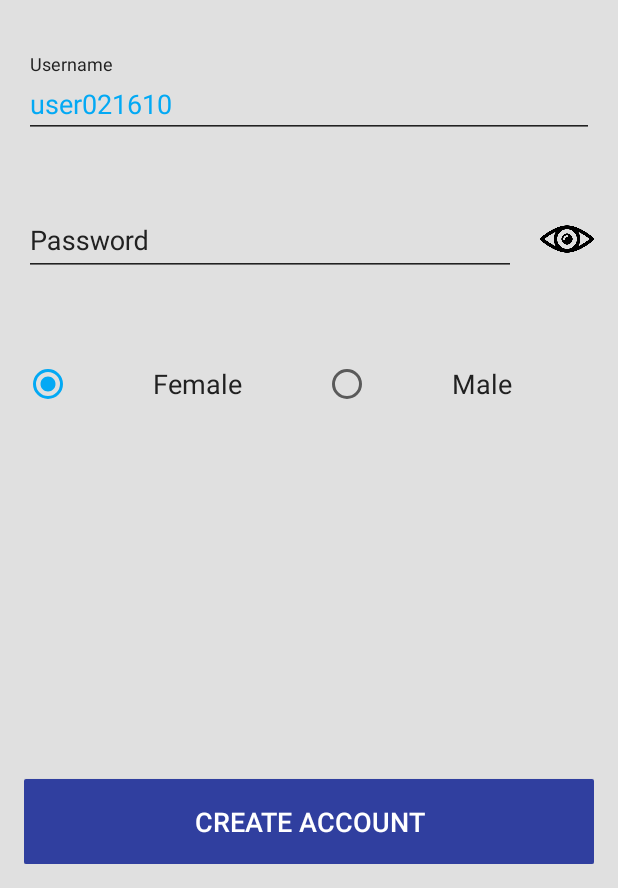
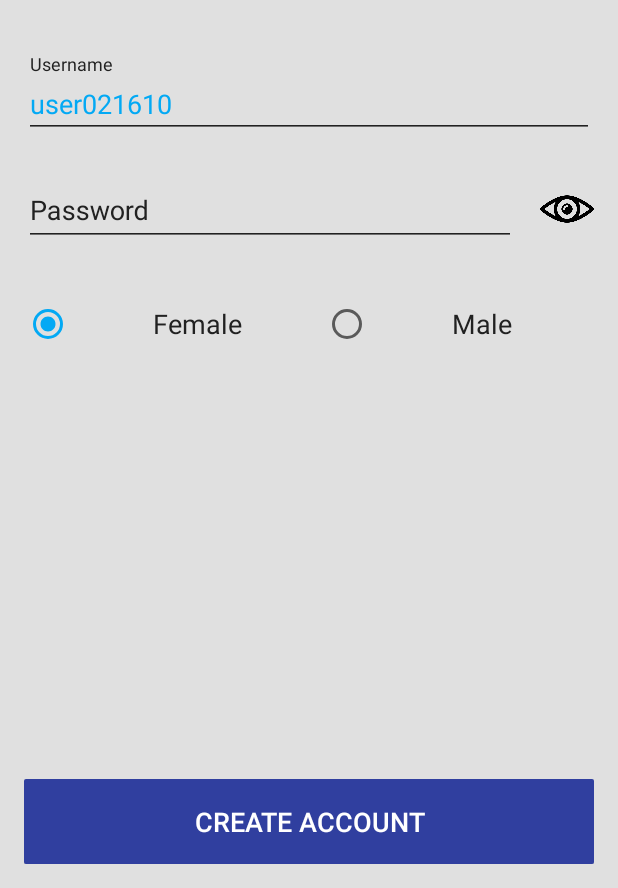
Before and after one commit to FlorentinTh/SpeakerAuthentication, an Android app: the CreateActivity screen opened directly, with no data from a screen before it, on a phone screen of 412 x 824 dp, the part 348-1236 px from its top. Run offline under Robolectric (Android 15) with nearby library versions, the phone set to English and light mode, and no system bars.

Commit message:
Several minor bugs were fixed.

```diff
--- a/app/src/main/java/ca/uqac/florentinth/speakerauthentication/RecordingActivity.java
+++ b/app/src/main/java/ca/uqac/florentinth/speakerauthentication/RecordingActivity.java
@@ -12,7 +12,6 @@ import android.os.Vibrator;
 import android.preference.PreferenceManager;
 import android.speech.tts.TextToSpeech;
 import android.support.design.widget.FloatingActionButton;
-import android.util.Log;
 import android.view.View;
 import android.view.ViewTreeObserver;
 import android.widget.TextView;
@@ -158,8 +157,6 @@ public class RecordingActivity extends Activity implements CalculateVolumeListen
     private void writeLog(String username, int genderID, String dB, String stage) {
         String gender = null;
 
-        Log.i(TAG, String.valueOf(genderID));
-
         if(genderID == 0) {
             gender = "Female";
         } else if(genderID == 1) {
--- a/app/src/main/java/ca/uqac/florentinth/speakerauthentication/SettingsActivity.java
+++ b/app/src/main/java/ca/uqac/florentinth/speakerauthentication/SettingsActivity.java
@@ -102,7 +102,8 @@ public class SettingsActivity extends AppCompatActivity {
     private void updateSettings() {
         int recordingTimeValue = Integer.valueOf(recordingTimeInput.getText().toString());
         int chunkLengthValue = Integer.valueOf(chunkLengthInput.getText().toString());
-        int distanceFromCenterValue = Integer.valueOf(distanceValue.getText().toString());
+        int distanceFromCenterValue = Integer.valueOf(distanceValue.getText().subSequence(0, 3)
+                .toString());
 
         if(recordingTimeValue < Audio.getInstance().getMinRecordingTime()) {
             Snackbar.make(view, getString(R.string.recording_time_error) + " " + String.valueOf
--- a/app/src/main/res/layout/activity_create.xml
+++ b/app/src/main/res/layout/activity_create.xml
@@ -23,12 +23,25 @@
         android:layout_marginTop="40dp"
         android:src="@drawable/logo"/>
 
-    <android.support.design.widget.TextInputLayout
-        android:id="@+id/username"
+    <RelativeLayout
+        android:id="@+id/inputs"
         android:layout_width="match_parent"
         android:layout_height="wrap_content"
         android:layout_below="@+id/logo"
-        android:layout_marginTop="36dp"
+        android:layout_marginTop="36dp">
+
+        <LinearLayout
+            android:id="@+id/username"
+        xmlns:android="http://schemas.android.com/apk/res/android"
+        android:layout_width="fill_parent"
+        android:layout_height="wrap_content"
+            android:layout_below="@+id/logo"
+        android:orientation="horizontal">
+
+        <android.support.design.widget.TextInputLayout
+            android:layout_width="match_parent"
+            android:layout_height="wrap_content"
+            android:layout_below="@+id/logo"
             android:theme="@style/Inputs">
 
             <EditText
@@ -40,6 +53,7 @@
                 android:textColor="@color/md_light_blue_500"/>
 
         </android.support.design.widget.TextInputLayout>
+        </LinearLayout>
 
         <LinearLayout
             android:id="@+id/password"
@@ -47,12 +61,12 @@
             android:layout_width="fill_parent"
             android:layout_height="wrap_content"
             android:layout_below="@+id/username"
+            android:layout_marginTop="16dp"
             android:orientation="horizontal">
 
             <android.support.design.widget.TextInputLayout
                 android:layout_width="fill_parent"
                 android:layout_height="wrap_content"
-            android:layout_marginTop="36dp"
                 android:layout_weight="1"
                 android:theme="@style/Inputs">
 
@@ -71,18 +85,20 @@
                 android:layout_width="36dp"
                 android:layout_height="36dp"
                 android:layout_marginLeft="16dp"
-            android:layout_marginTop="49dp"
+                android:layout_marginTop="13dp"
                 android:src="@drawable/eye"/>
 
         </LinearLayout>
+
+    </RelativeLayout>
 
     <RelativeLayout
         android:id="@+id/gender_radio"
         android:layout_width="match_parent"
         android:layout_height="wrap_content"
-        android:layout_below="@id/password"
+        android:layout_below="@id/inputs"
         android:layout_centerHorizontal="true"
-        android:layout_marginTop="56dp">
+        android:layout_marginTop="36dp">
 
         <RadioGroup xmlns:android="http://schemas.android.com/apk/res/android"
                     android:layout_width="match_parent"
@@ -118,14 +134,21 @@
 
     </RelativeLayout>
 
+    <RelativeLayout
+        android:layout_width="match_parent"
+        android:layout_height="wrap_content"
+        android:layout_alignParentBottom="true"
+        android:layout_marginTop="36dp">
+
         <Button
             android:id="@+id/btn_create"
             style="@style/RaisedButton"
             android:layout_width="match_parent"
             android:layout_height="wrap_content"
-        android:layout_alignParentBottom="true"
             android:text="@string/btn_create"
             android:textColor="@color/md_white_1000"
             android:textSize="18dp"/>
 
     </RelativeLayout>
+
+</RelativeLayout>
--- a/app/src/main/res/values/strings.xml
+++ b/app/src/main/res/values/strings.xml
@@ -4,6 +4,8 @@
     <string name="app_name">Speaker Authentication</string>
     <string name="create_activity_name">New Account</string>
     <string name="settings_activity_name">Settings</string>
+    <!-- Google Play Services -->
+    <string name="google_play_services">Google Play Services must be installed</string>
     <!-- Generic -->
     <string name="ok_label">OK</string>
     <string name="alert_title_thanks">THANKS</string>
```
Also changed, not shown: app/src/main/java/ca/uqac/florentinth/speakerauthentication/MenuActivity.java (+15 -2 lines), app/src/main/res/layout/activity_main.xml (+27 -8 lines), 3 other files. Lines whose indentation alone changed are shown as unchanged.
